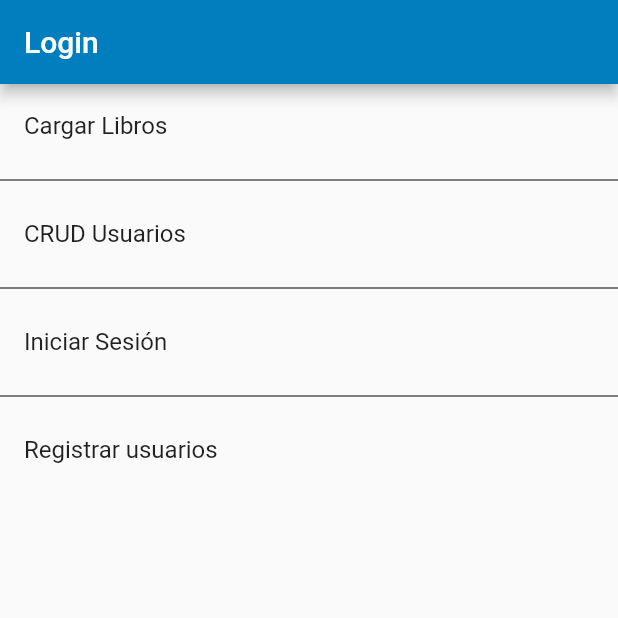
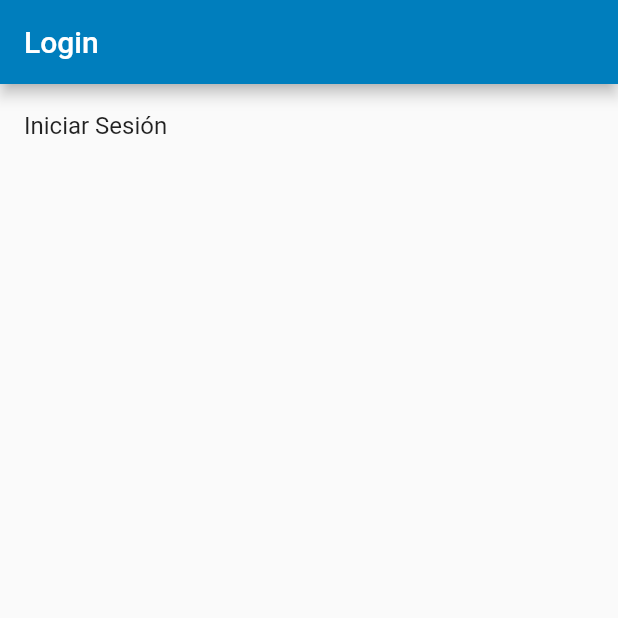
Before and after one commit to NightBus321/actividad5, a Flutter app: the screen it shows after launch, on a phone screen of 412 x 824 dp, the top half of it. Run offline on Flutter 3.47's test engine with Material 2 defaults, Android fonts, the phone set to English and light mode, and no system bars.

Commit message:
Más correcciones en el main

```diff
--- a/lib/main.dart
+++ b/lib/main.dart
@@ -28,10 +28,7 @@ class AppBases extends StatelessWidget {
 
 createScaffold() {
   List examples = [
-    {"name": "Cargar Libros", "route": "loadBooks"},
-    {"name": "CRUD Usuarios", "route": "adminUsersList"},
     {"name": "Iniciar Sesión", "route": "login"},
-    {"name": "Registrar usuarios", "route": "signup"},
   ];
 
   return Scaffold(
```
